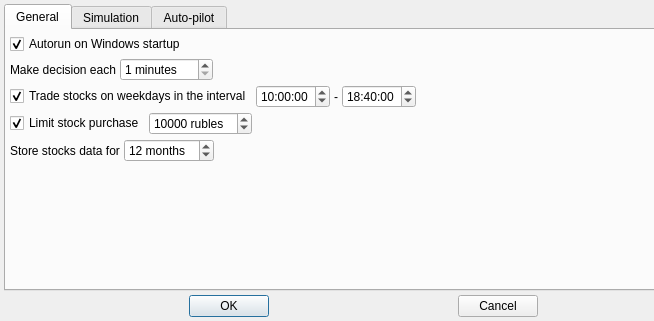
Qt form app/src/dialogs/settingsdialog/settingsdialog.ui (Gris87/TInvestor) before a commit; both pictures show x 0 to 654 and y 0 to 321 of the 995 by 321 pixel window.
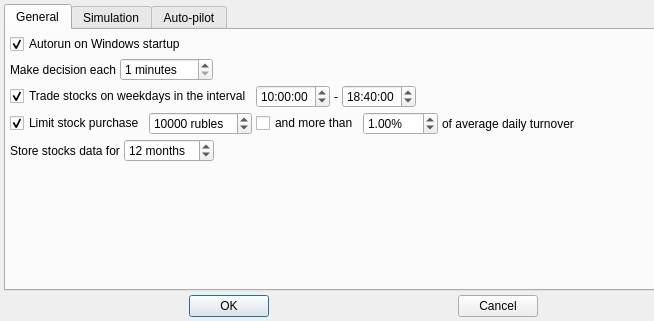
The same form after that commit.

Commit message: Don't buy if more than turnover

Diff of the .ui file:
```diff
--- a/app/src/dialogs/settingsdialog/settingsdialog.ui
+++ b/app/src/dialogs/settingsdialog/settingsdialog.ui
@@ -179,6 +179,24 @@
           </widget>
          </item>
          <item>
+          <widget class="QWidget" name="limitStockPurchaseWidget" native="true">
+           <layout class="QHBoxLayout" name="horizontalLayout_6">
+            <property name="spacing">
+             <number>4</number>
+            </property>
+            <property name="leftMargin">
+             <number>0</number>
+            </property>
+            <property name="topMargin">
+             <number>0</number>
+            </property>
+            <property name="rightMargin">
+             <number>0</number>
+            </property>
+            <property name="bottomMargin">
+             <number>0</number>
+            </property>
+            <item>
           <widget class="QSpinBox" name="amountOfStockPurchaseSpinBox">
            <property name="suffix">
             <string> rubles</string>
@@ -192,6 +210,39 @@
            <property name="value">
             <number>10000</number>
            </property>
+             </widget>
+            </item>
+            <item>
+             <widget class="QCheckBox" name="limitByTurnoverCheckBox">
+              <property name="text">
+               <string>and more than</string>
+              </property>
+             </widget>
+            </item>
+            <item>
+             <widget class="QDoubleSpinBox" name="limitByTurnoverPercentDoubleSpinBox">
+              <property name="suffix">
+               <string notr="true">%</string>
+              </property>
+              <property name="maximum">
+               <double>100.000000000000000</double>
+              </property>
+              <property name="singleStep">
+               <double>0.100000000000000</double>
+              </property>
+              <property name="value">
+               <double>1.000000000000000</double>
+              </property>
+             </widget>
+            </item>
+            <item>
+             <widget class="QLabel" name="label_4">
+              <property name="text">
+               <string>of average daily turnover</string>
+              </property>
+             </widget>
+            </item>
+           </layout>
           </widget>
          </item>
          <item>
```
Lines whose indentation alone changed are shown as unchanged. The commit also changes 13 other files.
